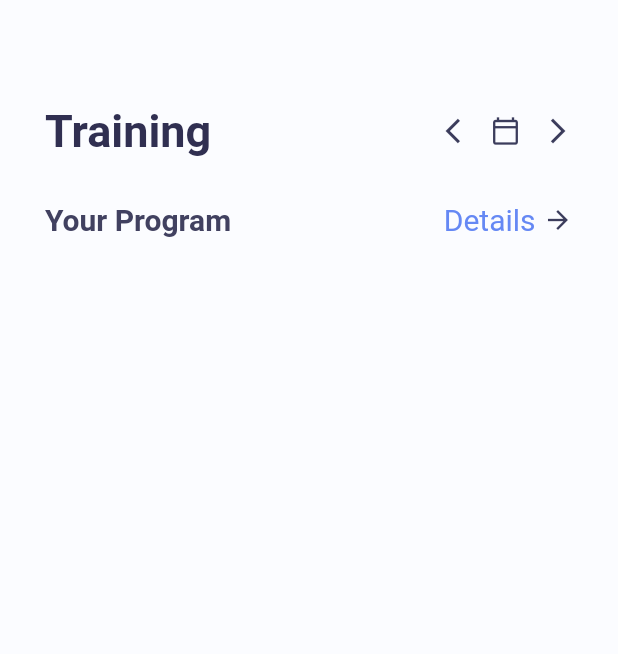
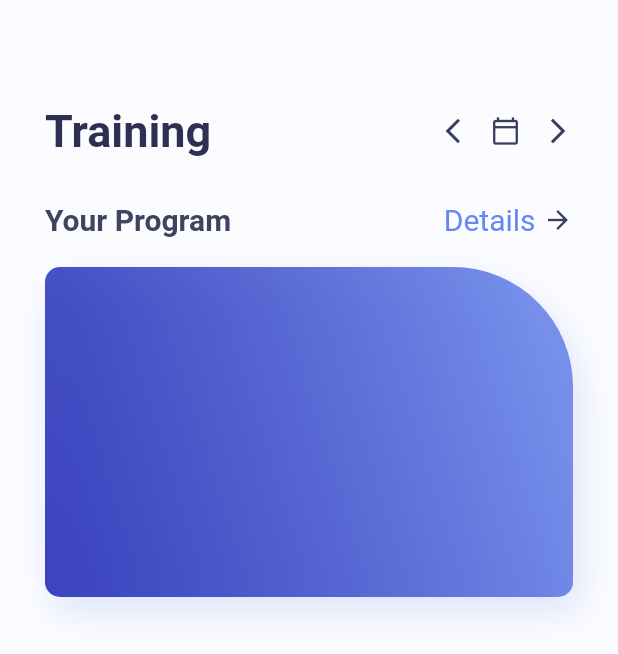
Before and after one commit to sameelll/training-app-flutter, a Flutter app: the screen it shows after launch, on a phone screen of 412 x 824 dp. Shown: the top 654 px of the screen. Run offline on Flutter 3.47's test engine with Material 2 defaults, Android fonts, the light colour scheme and no system bars.

Commit message:
Workout container created

```diff
--- a/lib/screens/home_screen.dart
+++ b/lib/screens/home_screen.dart
@@ -76,6 +76,29 @@ class _HomeScreenState extends State<HomeScreen> {
                   color: color.AppColor.homePageIcons,
                 )
               ],
+            ),
+            const SizedBox(
+              height: 20,
+            ),
+            Container(
+              width: MediaQuery.of(context).size.width,
+              height: 220,
+              decoration: BoxDecoration(
+                  gradient: LinearGradient(colors: [
+                    color.AppColor.gradientFirst.withOpacity(0.8),
+                    color.AppColor.gradientSecond.withOpacity(0.9)
+                  ], begin: Alignment.bottomLeft, end: Alignment.centerRight),
+                  borderRadius: const BorderRadius.only(
+                      topLeft: Radius.circular(10),
+                      bottomLeft: Radius.circular(10),
+                      bottomRight: Radius.circular(10),
+                      topRight: Radius.circular(80)),
+                  boxShadow: [
+                    BoxShadow(
+                        offset: const Offset(5, 10),
+                        blurRadius: 20,
+                        color: color.AppColor.gradientSecond.withOpacity(0.2))
+                  ]),
             )
           ],
         ),
```
